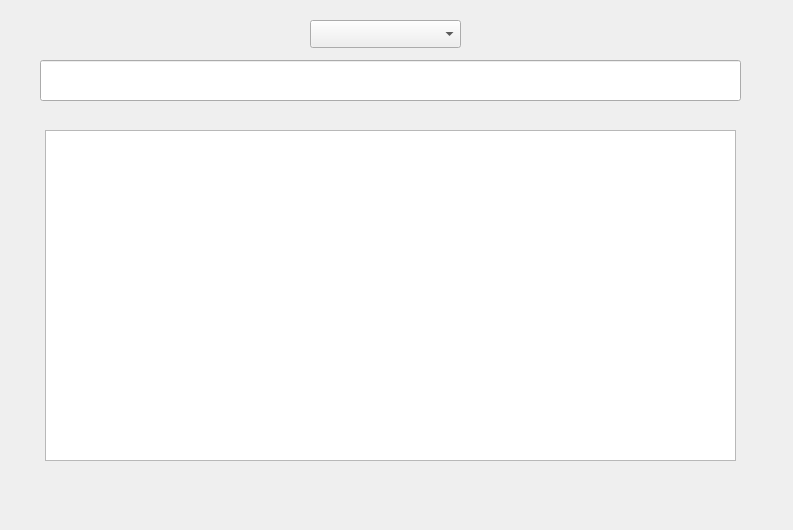
Above: shopdashboard.ui from sahariajf/ExpiryGuard before the change. Below: the same form after it.
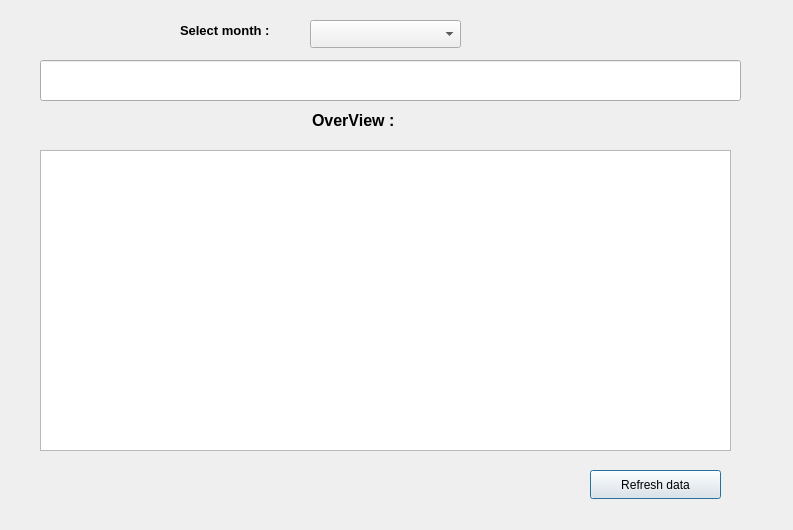
That is the form after the change.

Commit message: shopdashboard.ui updated with lavels

```diff
--- a/shopdashboard.ui
+++ b/shopdashboard.ui
@@ -40,22 +40,76 @@
    <property name="geometry">
     <rect>
      <x>40</x>
-     <y>130</y>
+     <y>140</y>
      <width>701</width>
-     <height>331</height>
+     <height>321</height>
     </rect>
    </property>
    <widget class="QTableView" name="tableView">
     <property name="geometry">
      <rect>
-      <x>5</x>
-      <y>0</y>
+      <x>0</x>
+      <y>10</y>
       <width>691</width>
-      <height>331</height>
+      <height>301</height>
      </rect>
     </property>
    </widget>
   </widget>
+  <widget class="QPushButton" name="pushButton">
+   <property name="geometry">
+    <rect>
+     <x>590</x>
+     <y>470</y>
+     <width>131</width>
+     <height>29</height>
+    </rect>
+   </property>
+   <property name="text">
+    <string>Refresh data</string>
+   </property>
+  </widget>
+  <widget class="QLabel" name="label">
+   <property name="geometry">
+    <rect>
+     <x>180</x>
+     <y>20</y>
+     <width>121</width>
+     <height>20</height>
+    </rect>
+   </property>
+   <property name="font">
+    <font>
+     <pointsize>10</pointsize>
+     <bold>true</bold>
+    </font>
+   </property>
+   <property name="layoutDirection">
+    <enum>Qt::LeftToRight</enum>
+   </property>
+   <property name="text">
+    <string>Select month :</string>
+   </property>
+  </widget>
+  <widget class="QLabel" name="label_2">
+   <property name="geometry">
+    <rect>
+     <x>312</x>
+     <y>110</y>
+     <width>111</width>
+     <height>20</height>
+    </rect>
+   </property>
+   <property name="font">
+    <font>
+     <pointsize>12</pointsize>
+     <bold>true</bold>
+    </font>
+   </property>
+   <property name="text">
+    <string>OverView :</string>
+   </property>
+  </widget>
  </widget>
  <resources/>
  <connections/>
```
The commit also changes 4 other files.
